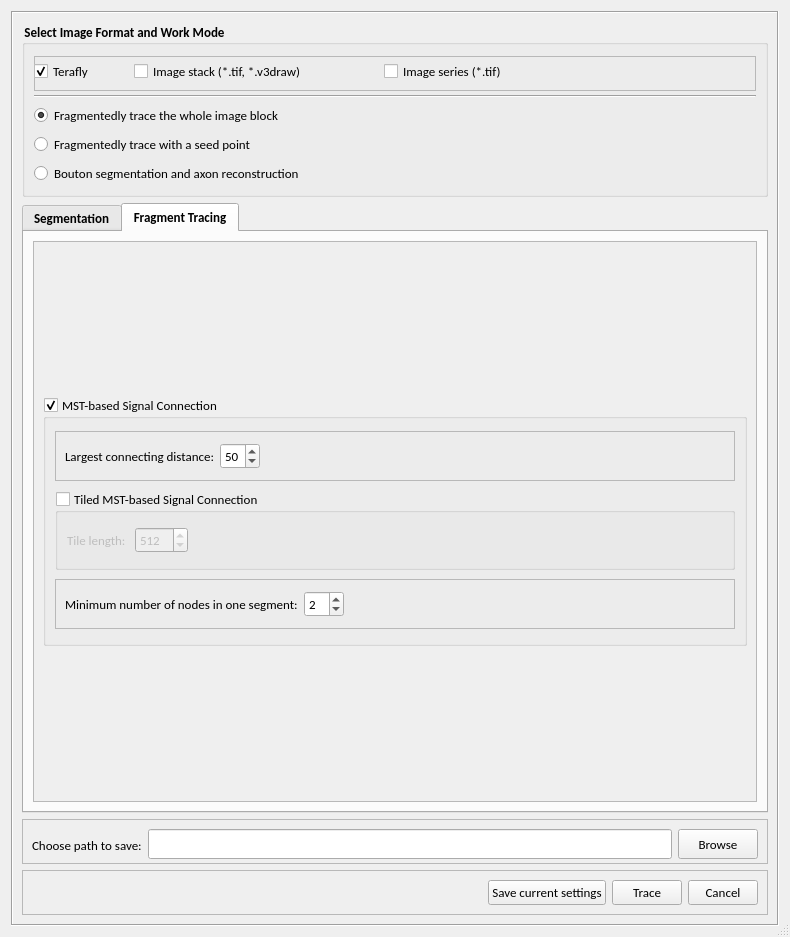
Old version of the form hackathon/MK/Fragmented_autoTrace/fragmentedTraceUI.ui in the repository Vaa3D/vaa3d_tools.
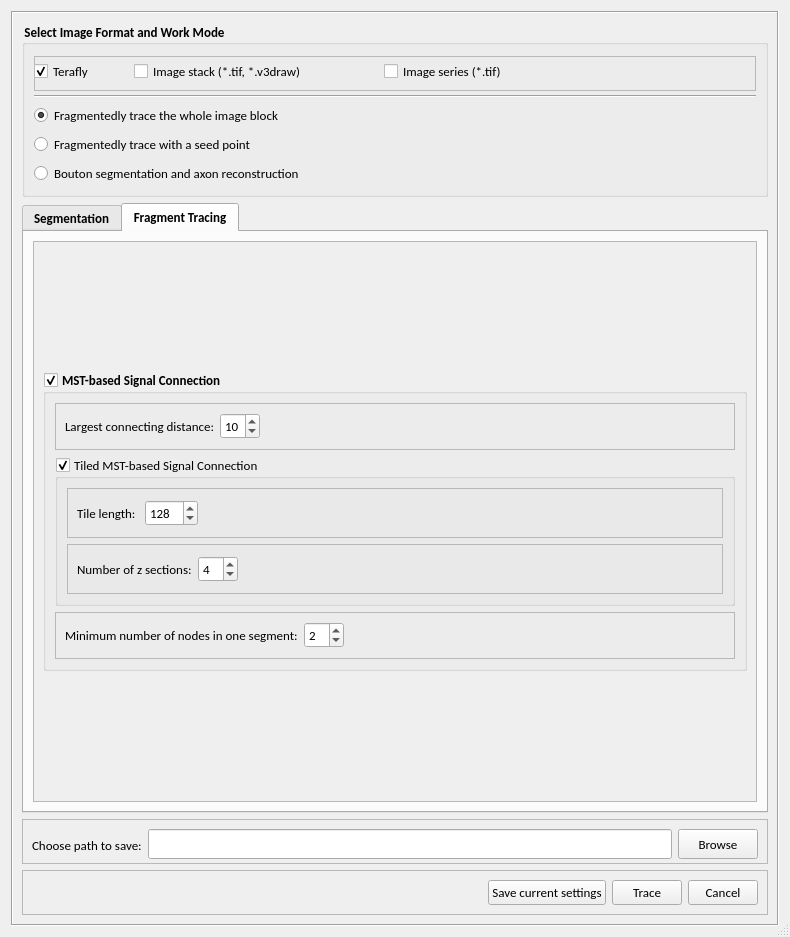
New version of the form. The open tabs and pages were chosen to show the change.

Commit message: frag trace 1212 (1)

```diff
--- a/hackathon/MK/Fragmented_autoTrace/fragmentedTraceUI.ui
+++ b/hackathon/MK/Fragmented_autoTrace/fragmentedTraceUI.ui
@@ -867,13 +867,13 @@
                 <property name="maximumSize">
                  <size>
                   <width>16777215</width>
-                  <height>250</height>
+                  <height>300</height>
                  </size>
                 </property>
                 <property name="font">
                  <font>
-                  <weight>50</weight>
-                  <bold>false</bold>
+                  <weight>75</weight>
+                  <bold>true</bold>
                  </font>
                 </property>
                 <property name="title">
@@ -900,6 +900,12 @@
                    <layout class="QHBoxLayout" name="horizontalLayout_6">
                     <item>
                      <widget class="QLabel" name="label_8">
+                      <property name="font">
+                       <font>
+                        <weight>50</weight>
+                        <bold>false</bold>
+                       </font>
+                      </property>
                       <property name="text">
                        <string>Largest connecting distance:</string>
                       </property>
@@ -907,8 +913,14 @@
                     </item>
                     <item>
                      <widget class="QSpinBox" name="spinBox_5">
+                      <property name="font">
+                       <font>
+                        <weight>50</weight>
+                        <bold>false</bold>
+                       </font>
+                      </property>
                       <property name="value">
-                       <number>50</number>
+                       <number>10</number>
                       </property>
                      </widget>
                     </item>
@@ -930,12 +942,24 @@
                  </item>
                  <item>
                   <widget class="QGroupBox" name="groupBox_9">
+                   <property name="minimumSize">
+                    <size>
+                     <width>0</width>
+                     <height>150</height>
+                    </size>
+                   </property>
                    <property name="maximumSize">
                     <size>
                      <width>16777215</width>
-                     <height>80</height>
+                     <height>150</height>
                     </size>
                    </property>
+                   <property name="font">
+                    <font>
+                     <weight>50</weight>
+                     <bold>false</bold>
+                    </font>
+                   </property>
                    <property name="title">
                     <string>Tiled MST-based Signal Connection</string>
                    </property>
@@ -943,9 +967,24 @@
                     <bool>true</bool>
                    </property>
                    <property name="checked">
-                    <bool>false</bool>
+                    <bool>true</bool>
                    </property>
-                   <layout class="QHBoxLayout" name="horizontalLayout_7">
+                   <layout class="QVBoxLayout" name="verticalLayout_14">
+                    <item>
+                     <widget class="QFrame" name="frame_12">
+                      <property name="font">
+                       <font>
+                        <weight>50</weight>
+                        <bold>false</bold>
+                       </font>
+                      </property>
+                      <property name="frameShape">
+                       <enum>QFrame::StyledPanel</enum>
+                      </property>
+                      <property name="frameShadow">
+                       <enum>QFrame::Raised</enum>
+                      </property>
+                      <layout class="QHBoxLayout" name="horizontalLayout_9">
                     <item>
                      <widget class="QLabel" name="label_7">
                       <property name="text">
@@ -959,7 +998,7 @@
                        <number>1024</number>
                       </property>
                       <property name="value">
-                       <number>512</number>
+                          <number>128</number>
                       </property>
                      </widget>
                     </item>
@@ -970,11 +1009,53 @@
                       </property>
                       <property name="sizeHint" stdset="0">
                        <size>
-                        <width>487</width>
+                           <width>463</width>
                         <height>20</height>
                        </size>
                       </property>
                      </spacer>
+                       </item>
+                      </layout>
+                     </widget>
+                    </item>
+                    <item>
+                     <widget class="QFrame" name="frame_13">
+                      <property name="frameShape">
+                       <enum>QFrame::StyledPanel</enum>
+                      </property>
+                      <property name="frameShadow">
+                       <enum>QFrame::Raised</enum>
+                      </property>
+                      <layout class="QHBoxLayout" name="horizontalLayout_7">
+                       <item>
+                        <widget class="QLabel" name="label_10">
+                         <property name="text">
+                          <string>Number of z sections:</string>
+                         </property>
+                        </widget>
+                       </item>
+                       <item>
+                        <widget class="QSpinBox" name="spinBox_8">
+                         <property name="value">
+                          <number>4</number>
+                         </property>
+                        </widget>
+                       </item>
+                       <item>
+                        <spacer name="horizontalSpacer_6">
+                         <property name="orientation">
+                          <enum>Qt::Horizontal</enum>
+                         </property>
+                         <property name="sizeHint" stdset="0">
+                          <size>
+                           <width>397</width>
+                           <height>20</height>
+                          </size>
+                         </property>
+                        </spacer>
+                       </item>
+                      </layout>
+                     </widget>
                     </item>
                    </layout>
                   </widget>
@@ -1002,6 +1083,12 @@
                    <layout class="QHBoxLayout" name="horizontalLayout_8">
                     <item>
                      <widget class="QLabel" name="label_9">
+                      <property name="font">
+                       <font>
+                        <weight>50</weight>
+                        <bold>false</bold>
+                       </font>
+                      </property>
                       <property name="text">
                        <string>Minimum number of nodes in one segment:</string>
                       </property>
@@ -1009,6 +1096,12 @@
                     </item>
                     <item>
                      <widget class="QSpinBox" name="spinBox_6">
+                      <property name="font">
+                       <font>
+                        <weight>50</weight>
+                        <bold>false</bold>
+                       </font>
+                      </property>
                       <property name="value">
                        <number>2</number>
                       </property>
```
Left out of the diff: 5 changed lines with no effect on the pictures. Lines whose indentation alone changed are shown as unchanged. The commit also changes 7 other files.
